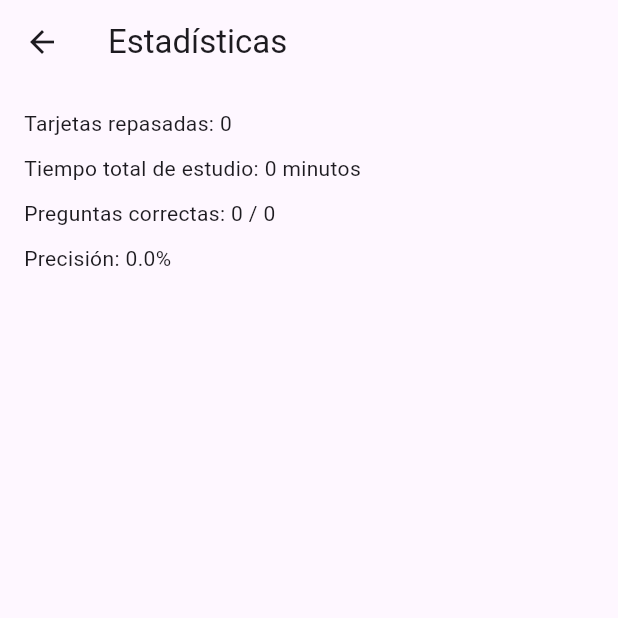
After one commit to idmr023/app_repaso, a Flutter app: the screen it shows after launch, after a tap on "Estadísticas", on a phone screen of 412 x 824 dp, the top half of it. The commit adds this screen. Run offline on Flutter 3.47's test engine with Material 3 defaults, Android fonts, the phone set to English and light mode, and no system bars; our stand-ins replace webview_flutter.

Commit message:
Nuevas funcionalidades, página de inicio actualizada

```diff
--- a/lib/main.dart
+++ b/lib/main.dart
@@ -1,6 +1,5 @@
 import 'package:flutter/material.dart';
 import 'package:app_repaso/screens/home_screen.dart';
-import 'models/flashcard.dart';
 
 void main() {
   runApp(const MyApp());
--- /dev/null
+++ b/lib/models/StudyStats.dart
@@ -0,0 +1,18 @@
+class StudyStats {
+  int cardsReviewed;
+  Duration totalStudyTime;
+  int totalCorrect;
+  int totalQuestions;
+
+  StudyStats({
+    this.cardsReviewed = 0,
+    this.totalStudyTime = Duration.zero,
+    this.totalCorrect = 0,
+    this.totalQuestions = 0,
+  });
+
+  double get accuracy {
+    if (totalQuestions == 0) return 0;
+    return (totalCorrect / totalQuestions) * 100;
+  }
+}
--- a/lib/screens/create_card_screen.dart
+++ b/lib/screens/create_card_screen.dart
@@ -2,7 +2,9 @@ import 'package:flutter/material.dart';
 import '../models/flashcard.dart';
 
 class CreateCardScreen extends StatefulWidget {
-  const CreateCardScreen({super.key});
+  final Flashcard? editCard;
+
+  const CreateCardScreen({super.key, this.editCard});
 
   @override
   State<CreateCardScreen> createState() => _CreateCardScreenState();
--- a/lib/screens/home_screen.dart
+++ b/lib/screens/home_screen.dart
@@ -1,9 +1,12 @@
+import 'package:app_repaso/models/StudyStats.dart';
 import 'package:app_repaso/screens/importador.dart';
-import 'package:app_repaso/screens/webview_screen.dart';
+import 'package:app_repaso/screens/quiz_screen.dart';
+import 'package:app_repaso/screens/stadistics_screen.dart';
 import 'package:flutter/material.dart';
 import '../models/flashcard.dart';
 import 'create_card_screen.dart';
 import 'study_screen.dart';
+import 'webview_screen.dart';
 
 class HomeScreen extends StatefulWidget {
   final List<Flashcard> flashcards;
@@ -14,26 +17,99 @@ class HomeScreen extends StatefulWidget {
   State<HomeScreen> createState() => _HomeScreenState();
 }
 
+final StudyStats _studyStats = StudyStats();
+
+
 class _HomeScreenState extends State<HomeScreen> {
+  String _searchQuery = '';
+
   void _addFlashcard(Flashcard card) {
     setState(() {
       widget.flashcards.add(card);
     });
   }
 
+  void _deleteFlashcard(int index) {
+    setState(() {
+      widget.flashcards.removeAt(index);
+    });
+  }
+
+  void _editFlashcard(int index) async {
+    final card = widget.flashcards[index];
+    final editedCard = await Navigator.push<Flashcard>(
+      context,
+      MaterialPageRoute(
+        builder: (_) => CreateCardScreen(editCard: card),
+      ),
+    );
+    if (editedCard != null) {
+      setState(() {
+        widget.flashcards[index] = editedCard;
+      });
+    }
+  }
+
   @override
   Widget build(BuildContext context) {
+    final filteredCards = widget.flashcards
+        .where((card) =>
+            card.question.toLowerCase().contains(_searchQuery.toLowerCase()) ||
+            card.answer.toLowerCase().contains(_searchQuery.toLowerCase()))
+        .toList();
+
     return Scaffold(
-      appBar: AppBar(title: const Text('Mis Flashcards')),
-      body: ListView.builder(
-        itemCount: widget.flashcards.length,
+      appBar: AppBar(
+        title: const Text('Mis Flashcards'),
+      ),
+      body: Column(
+        crossAxisAlignment: CrossAxisAlignment.start,
+        children: [
+          Container(
+            width: double.infinity,
+            padding: const EdgeInsets.all(16),
+            color: Colors.deepPurple.shade100,
+            child: Column(
+              crossAxisAlignment: CrossAxisAlignment.start,
+              children: const [
+                Text(
+                  'Bienvenido a tu app de estudio',
+                  style: TextStyle(fontSize: 20),
+                ),
+                SizedBox(height: 8),
+                Text(
+                  'Aquí puedes crear, importar y estudiar tarjetas al estilo Quizlet. ¡Conviértete en tu mejor versión!',
+                  style: TextStyle(fontSize: 16),
+                ),
+              ],
+            ),
+          ),
+          const SizedBox(height: 10),
+          Expanded(
+            child: ListView.builder(
+              itemCount: filteredCards.length,
               itemBuilder: (context, index) {
-          final card = widget.flashcards[index];
-          return ListTile(
+                final card = filteredCards[index];
+                final originalIndex = widget.flashcards.indexOf(card);
+                return Dismissible(
+                  key: Key(card.question + card.answer),
+                  background: Container(
+                    color: Colors.red,
+                    alignment: Alignment.centerLeft,
+                    padding: const EdgeInsets.only(left: 20),
+                    child: const Icon(Icons.delete, color: Colors.white),
+                  ),
+                  onDismissed: (_) => _deleteFlashcard(originalIndex),
+                  child: ListTile(
                     title: Text(card.question),
                     subtitle: Text(card.answer),
+                    onTap: () => _editFlashcard(originalIndex),
+                  ),
                 );
               },
+            ),
+          ),
+        ],
       ),
       floatingActionButton: Column(
   mainAxisAlignment: MainAxisAlignment.end,
@@ -49,14 +125,14 @@ class _HomeScreenState extends State<HomeScreen> {
               mainAxisSize: MainAxisSize.min,
               children: [
                 ListTile(
-            leading: const Icon(Icons.flash_on),
-            title: const Text('Repasar con Flashcards'),
+                  leading: Icon(Icons.quiz),
+                  title: Text('Modo Quiz'),
                   onTap: () {
                     Navigator.pop(context);
                     Navigator.push(
                       context,
                       MaterialPageRoute(
-                  builder: (_) => ImportadorDeTarjetas(), // <-- aquí
+                        builder: (_) => QuizScreen(flashcards: widget.flashcards),
                       ),
                     );
                   },
@@ -80,7 +156,24 @@ class _HomeScreenState extends State<HomeScreen> {
         );
       },
     ),
-
+    const SizedBox(height: 10),
+    FloatingActionButton.extended(
+      label: const Text('Importar'),
+      icon: const Icon(Icons.upload_file),
+      onPressed: () async {
+        final importedCards = await Navigator.push<List<Flashcard>>(
+          context,
+          MaterialPageRoute(
+            builder: (_) => const ImportadorDeTarjetas(),
+          ),
+        );
+        if (importedCards != null && importedCards.isNotEmpty) {
+          setState(() {
+            widget.flashcards.addAll(importedCards);
+          });
+        }
+      },
+    ),
     const SizedBox(height: 10),
     FloatingActionButton.extended(
       label: const Text('Agregar'),
@@ -97,8 +190,24 @@ class _HomeScreenState extends State<HomeScreen> {
         }
       },
     ),
+FloatingActionButton.extended(
+  label: const Text('Estadísticas'),
+  icon: const Icon(Icons.bar_chart),
+  onPressed: () {
+    Navigator.push(
+      context,
+      MaterialPageRoute(
+        builder: (_) => StatisticsScreen(stats: _studyStats),
+      ),
+    );
+  },
+),
   ],
 ),
+
+
+
+
     );
   }
 }
--- /dev/null
+++ b/lib/screens/import_screen.dart
@@ -0,0 +1 @@
+// TODO Implement this library.
--- a/lib/screens/importador.dart
+++ b/lib/screens/importador.dart
@@ -7,6 +7,8 @@ void main() {
 }
 
 class ImportadorDeTarjetas extends StatefulWidget {
+  const ImportadorDeTarjetas({super.key});
+
   @override
   _ImportadorDeTarjetasState createState() => _ImportadorDeTarjetasState();
 }
--- /dev/null
+++ b/lib/screens/stadistics_screen.dart
@@ -0,0 +1,30 @@
+import 'package:app_repaso/models/StudyStats.dart';
+import 'package:flutter/material.dart';
+
+class StatisticsScreen extends StatelessWidget {
+  final StudyStats stats;
+
+  const StatisticsScreen({super.key, required this.stats});
+
+  @override
+  Widget build(BuildContext context) {
+    return Scaffold(
+      appBar: AppBar(title: const Text('Estadísticas')),
+      body: Padding(
+        padding: const EdgeInsets.all(16.0),
+        child: Column(
+          crossAxisAlignment: CrossAxisAlignment.start,
+          children: [
+            Text('Tarjetas repasadas: ${stats.cardsReviewed}'),
+            const SizedBox(height: 10),
+            Text('Tiempo total de estudio: ${stats.totalStudyTime.inMinutes} minutos'),
+            const SizedBox(height: 10),
+            Text('Preguntas correctas: ${stats.totalCorrect} / ${stats.totalQuestions}'),
+            const SizedBox(height: 10),
+            Text('Precisión: ${stats.accuracy.toStringAsFixed(1)}%'),
+          ],
+        ),
+      ),
+    );
+  }
+}
--- a/pubspec.yaml
+++ b/pubspec.yaml
@@ -30,7 +30,7 @@ environment:
 dependencies:
   flutter:
     sdk: flutter
-  webview_flutter: ^4.0.7
+  webview_flutter: ^4.2.2
 
   # The following adds the Cupertino Icons font to your application.
   # Use with the CupertinoIcons class for iOS style icons.
```
Also changed, not shown: lib/screens/edit_card_screen.dart (added, +59 -0 lines), lib/screens/quiz_screen.dart (added, +109 -0 lines), lib/screens/study_screen.dart (+14 -3 lines). Lines whose indentation alone changed are shown as unchanged.
